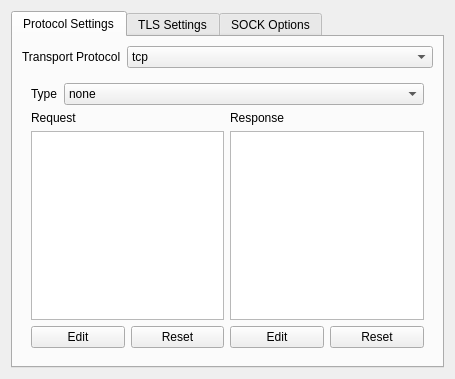
The window that src/ui/widgets/editors/StreamSettingsWidget.ui (dyhkwong/Qv2ray) describes before a commit, drawn with Qt 5.
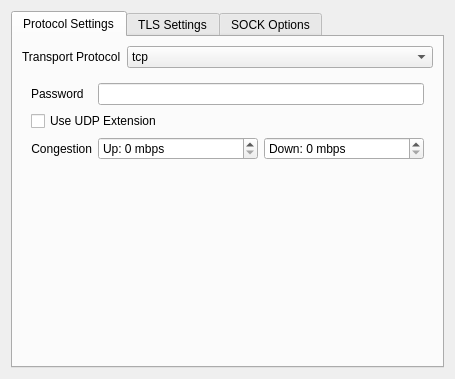
The same window after the commit. The open tabs and pages were chosen to show the change.

What changed in the file:
```diff
--- a/src/ui/widgets/editors/StreamSettingsWidget.ui
+++ b/src/ui/widgets/editors/StreamSettingsWidget.ui
@@ -669,6 +669,77 @@
            </item>
           </layout>
          </widget>
+         <widget class="QWidget" name="hy2StackPage">
+          <layout class="QFormLayout" name="formLayout_1000">
+           <item row="0" column="0">
+            <widget class="QLabel" name="label_1000">
+             <property name="text">
+              <string>Password</string>
+             </property>
+            </widget>
+           </item>
+           <item row="0" column="1">
+            <widget class="QLineEdit" name="hy2PasswordTxt">
+             <property name="text">
+              <string/>
+             </property>
+            </widget>
+           </item>
+           <item row="1" column="0" colspan="2">
+            <widget class="QCheckBox" name="hy2UseUDPExtensionCB">
+             <property name="text">
+              <string>Use UDP Extension</string>
+             </property>
+            </widget>
+           </item>
+           <item row="2" column="0">
+            <widget class="QLabel" name="label_1001">
+             <property name="text">
+              <string>Congestion</string>
+             </property>
+             <property name="alignment">
+              <set>Qt::AlignRight|Qt::AlignTrailing|Qt::AlignVCenter</set>
+             </property>
+            </widget>
+           </item>
+           <item row="2" column="1">
+            <layout class="QHBoxLayout" name="horizontalLayout_1000" stretch="1,1">
+             <item>
+              <widget class="QSpinBox" name="hy2UpMbpsSB">
+               <property name="suffix">
+                <string notr="true"> mbps</string>
+               </property>
+               <property name="prefix">
+                <string>Up: </string>
+               </property>
+               <property name="value">
+                <number>0</number>
+               </property>
+              </widget>
+             </item>
+             <item>
+              <widget class="QSpinBox" name="hy2DownMbpsSB">
+               <property name="minimumSize">
+                <size>
+                 <width>80</width>
+                 <height>0</height>
+                </size>
+               </property>
+               <property name="suffix">
+                <string notr="true"> mbps</string>
+               </property>
+               <property name="prefix">
+                <string>Down: </string>
+               </property>
+               <property name="value">
+                <number>0</number>
+               </property>
+              </widget>
+             </item>
+            </layout>
+           </item>
+          </layout>
+         </widget>
         </widget>
        </item>
        <item row="0" column="0">
```
Left out of the diff: 5 changed lines with no effect on the pictures.
